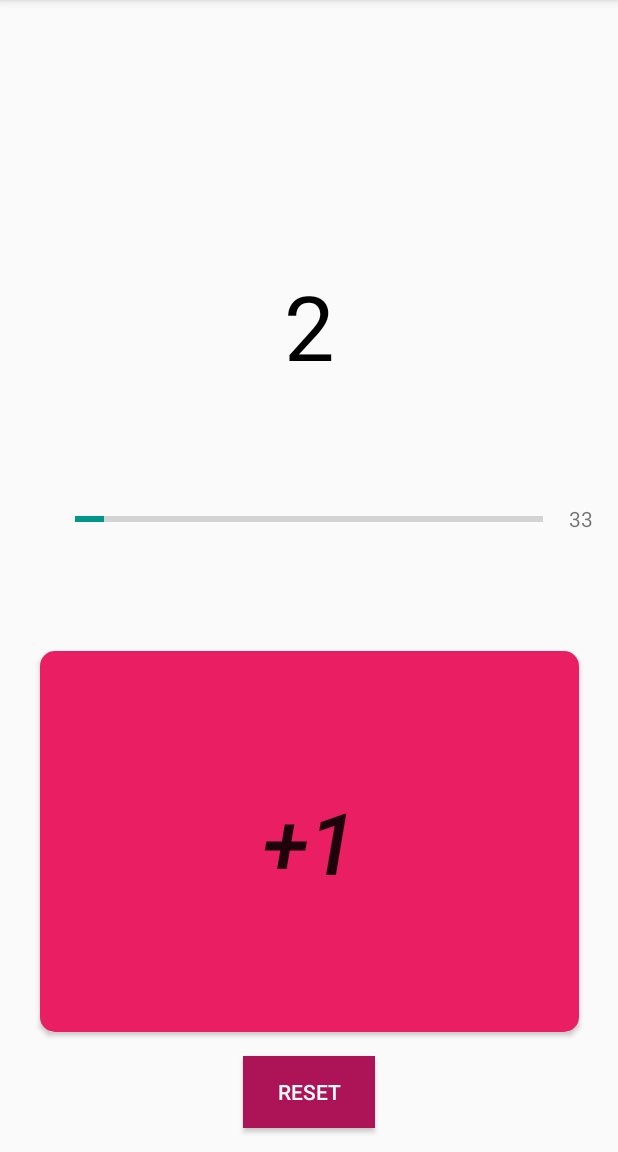
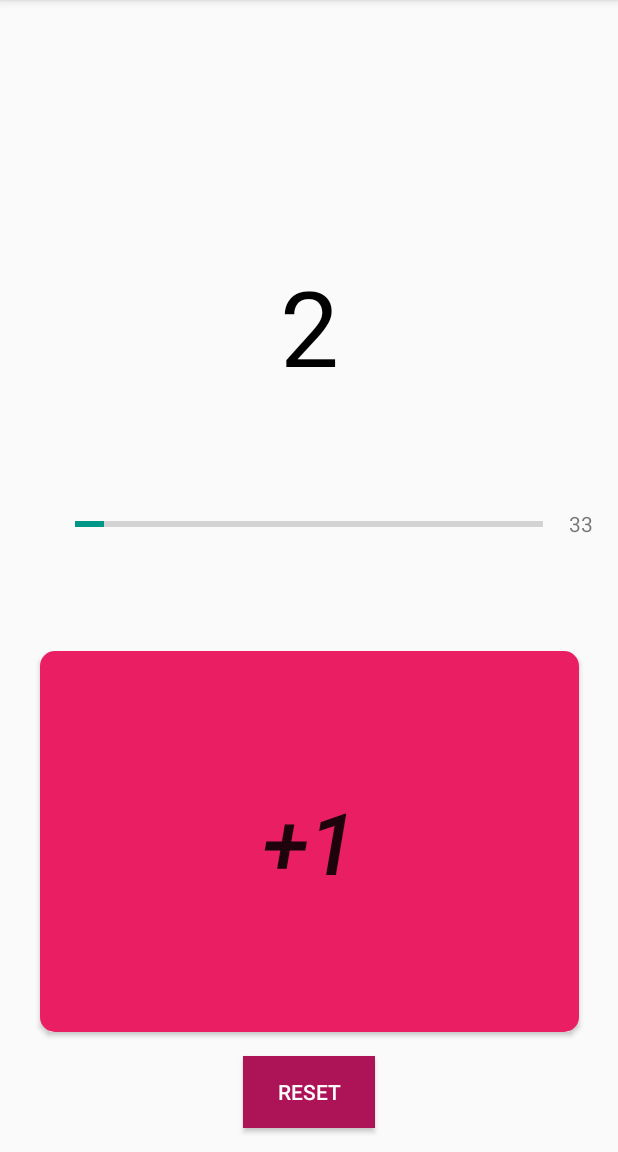
Before and after one commit to iqfareez/Tasbih-Digital-Android, an Android app: the screen it shows after launch (MainActivity), after a tap on "+1", on a phone screen of 412 x 824 dp, the part 84-1236 px from its top. Run offline under Robolectric (Android 15) with nearby library versions, the phone set to English and light mode, and no system bars; 1 other tap on this screen came first.

Commit message:
first release draft

```diff
--- a/app/src/main/res/layout/activity_main.xml
+++ b/app/src/main/res/layout/activity_main.xml
@@ -13,7 +13,7 @@
         android:layout_height="wrap_content"
         android:text="@string/mockMainNum"
         android:textColor="#000000"
-        android:textSize="60sp"
+        android:textSize="70sp"
         app:layout_constraintBottom_toTopOf="@+id/button_count"
         app:layout_constraintEnd_toEndOf="parent"
         app:layout_constraintStart_toStartOf="parent"
```
